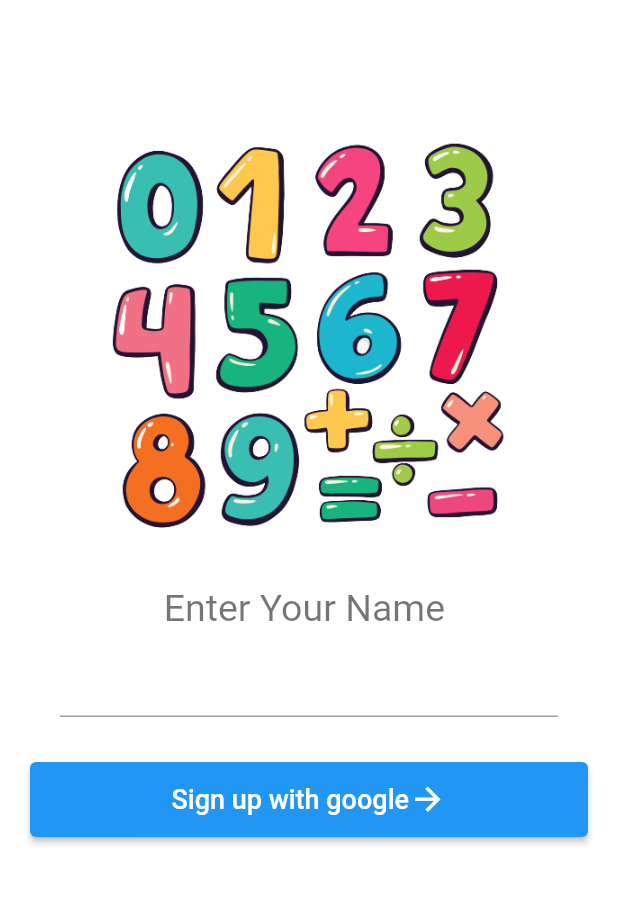
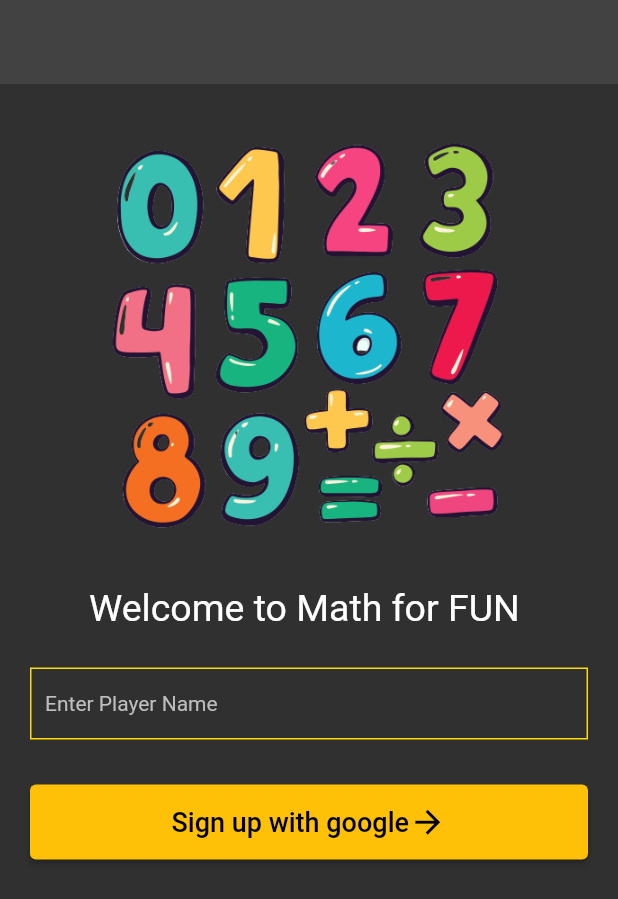
Before and after one commit to madurachandima/math_game, a Flutter app: the screen it shows after launch, on a phone screen of 412 x 824 dp. Shown: the top 899 px of the screen. Run offline on Flutter 3.47's test engine with Material 2 defaults, Android fonts, the phone set to English and light mode, and no system bars; our stand-ins replace flex_color_scheme, get, google_sign_in, shared_preferences; statements that could not run were skipped.

Commit message:
update the UI

```diff
--- /dev/null
+++ b/lib/config/color_config.dart
@@ -0,0 +1,19 @@
+import 'package:flutter/cupertino.dart';
+import 'package:flutter/material.dart';
+
+class ColorConfig {
+  static const Color appBackgroundBalck = Color(0xff101014);
+  // static const Color appDefaultBalck = Color(0xff151515);
+  static const Color appDefaultBalck = Color(0xff131722);
+  static const Color appDefaultYellow = Color(0xffFCDE06);
+  static const Color appInputBorder = Color(0xff2b3553);
+  static const Color appTextGrey = Color(0xff67727d);
+  static const Color appRed = Colors.pink;
+
+  static const Color buttonColorIndigo = Color(0xff17D7A0);
+  static const Color buttonColorlightPurple = Color(0xff998CEB);
+  static const Color buttonColorLightOrieng = Color(0xffFF5C58);
+  // static const Color buttonColorOrange = Color(0xff17D7A0);
+  // static const Color buttonColorIndigo = Color(0xff17D7A0);
+  // static const Color buttonColorIndigo = Color(0xff17D7A0);
+}
--- a/lib/controller/firstscreenController.dart
+++ b/lib/controller/firstscreenController.dart
@@ -7,6 +7,7 @@ import 'package:math_game/const/apiConst.dart';
 import 'package:math_game/const/const.dart';
 import 'package:math_game/model/CountryModel.dart';
 import 'package:math_game/model/LoginModel.dart';
+import 'package:math_game/screens/homeScreen/home.dart';
 import 'package:math_game/service/get_request.dart';
 import 'package:math_game/service/post_request.dart';
 import 'package:math_game/service/shared_preference.dart';
@@ -43,7 +44,7 @@ class FirstScreenController extends GetxController {
 
   login() async {
     isEnableSignUp.value = false;
-    var _username = userNameController.text;
+    var _username = userNameController.text.trim();
     if (_username != "") {
       var signinResponse = await _googleSignIn.signIn();
       print(signinResponse);
@@ -61,6 +62,8 @@ class FirstScreenController extends GetxController {
         savePlayerCoubtry(_loginModel.country);
 
         isEnableSignUp.value = true;
+        // Get.to(() => Home());
+        Get.off(() => Home());
       } else {
         Get.snackbar("Error", " Google sign up failed");
         isEnableSignUp.value = true;
--- a/lib/controller/homeController.dart
+++ b/lib/controller/homeController.dart
@@ -162,7 +162,7 @@ class HomeController extends GetxController implements Methods {
 
   @override
   startTimer() {
-    start.value = 60;
+    start.value = 10;
     const oneSec = const Duration(seconds: 1);
 
     timer = new Timer.periodic(
--- a/lib/main.dart
+++ b/lib/main.dart
@@ -1,5 +1,7 @@
+import 'package:flex_color_scheme/flex_color_scheme.dart';
 import 'package:flutter/material.dart';
 import 'package:get/get.dart';
+import 'package:math_game/config/color_config.dart';
 import 'package:math_game/controller/firstscreenController.dart';
 import 'package:math_game/screens/firstScreen/first_screen.dart';
 import 'package:math_game/screens/homeScreen/home.dart';
@@ -13,11 +15,64 @@ class MyApp extends StatelessWidget {
   Widget build(BuildContext context) {
     var firstScreenController = Get.put(FirstScreenController());
 
-    return GetMaterialApp(
-      color: Colors.white,
-      debugShowCheckedModeBanner: false,
-      home: Obx(
-          () => firstScreenController.isNewUser.value ? FirstScreen() : Home()),
+    return FutureBuilder(
+      future: Init.instance.initialize(),
+      builder: (context, AsyncSnapshot snapshot) {
+        // Show splash screen while waiting for app resources to load:
+        if (snapshot.connectionState == ConnectionState.waiting) {
+          return const MaterialApp(
+              debugShowCheckedModeBanner: false, home: Splash());
+        } else {
+          // Loading is done, return the app:
+          return GetMaterialApp(
+            theme: ThemeData(
+                primarySwatch: Colors.amber,
+                accentColor: Colors.red,
+                brightness: Brightness.dark,
+                primaryColor: Color(0xff303030),
+                buttonTheme: ButtonThemeData(
+                  buttonColor: Colors.amber,
+                  disabledColor: Colors.grey,
+                )),
+            debugShowCheckedModeBanner: false,
+            home: Obx(() =>
+                firstScreenController.isNewUser.value ? FirstScreen() : Home()),
+          );
+        }
+      },
     );
   }
 }
+
+class Splash extends StatelessWidget {
+  const Splash({Key? key}) : super(key: key);
+
+  @override
+  Widget build(BuildContext context) {
+    // bool lightMode =
+    //     MediaQuery.of(context).platformBrightness == Brightness.light;
+    return Scaffold(
+      backgroundColor: Color(0xff303030),
+      //     lightMode ? const Color(0xffe1f5fe) : const Color(0xff042a49),
+      body: Center(
+          child:
+              //  lightMode
+              //     ?
+              Image.asset('assets/images/image_1.png')
+          // : Image.asset('assets/images/image_1.png')
+          ),
+    );
+  }
+}
+
+class Init {
+  Init._();
+  static final instance = Init._();
+
+  Future initialize() async {
+    // This is where you can initialize the resources needed by your app while
+    // the splash screen is displayed.  Remove the following example because
+    // delaying the user experience is a bad design practice!
+    await Future.delayed(const Duration(seconds: 3));
+  }
+}
--- a/lib/screens/firstScreen/first_screen.dart
+++ b/lib/screens/firstScreen/first_screen.dart
@@ -1,5 +1,6 @@
 import 'package:flutter/material.dart';
 import 'package:get/get.dart';
+import 'package:math_game/config/color_config.dart';
 import 'package:math_game/const/assetsPath.dart';
 import 'package:math_game/controller/firstscreenController.dart';
 import 'package:math_game/screens/homeScreen/home.dart';
@@ -13,18 +14,19 @@ class FirstScreen extends StatelessWidget {
     return Scaffold(
       appBar: AppBar(
         elevation: 0,
-        foregroundColor: Colors.white,
-        backgroundColor: Colors.white,
+        // foregroundColor: Colors.white,
+        // backgroundColor: Colors.white,
       ),
       body: Container(
         height: MediaQuery.of(context).size.height,
         width: MediaQuery.of(context).size.width,
-        color: Colors.white,
+        // color: Colors.white,
         padding: EdgeInsets.symmetric(vertical: 20, horizontal: 20),
         child: SingleChildScrollView(
           child: Column(
             crossAxisAlignment: CrossAxisAlignment.center,
             mainAxisAlignment: MainAxisAlignment.center,
+            mainAxisSize: MainAxisSize.min,
             children: [
               Container(
                 height: 300,
@@ -35,16 +37,54 @@ class FirstScreen extends StatelessWidget {
               Padding(
                 padding: EdgeInsets.only(top: 15, bottom: 10),
                 child: Text(
-                  "Enter Your Name ",
-                  style: TextStyle(fontSize: 25, color: Colors.black54),
+                  "Welcome to Math for FUN ",
+                  style: TextStyle(
+                    fontSize: 25,
+                  ),
                 ),
               ),
               Padding(
-                padding: EdgeInsets.only(bottom: 30, left: 20, right: 20),
-                child: TextField(
-                  controller: _firstScreenController.userNameController,
-                ),
-              ),
+                  padding: EdgeInsets.only(
+                    top: 15,
+                    bottom: 30,
+                  ),
+                  child: TextFormField(
+                    controller: _firstScreenController.userNameController,
+                    autofocus: false,
+                    style: const TextStyle(
+                        fontSize: 14.0, color: Color(0xFFbdc6cf)),
+                    cursorColor: ColorConfig.appDefaultYellow,
+                    decoration: InputDecoration(
+                      hintText: "Enter Player Name",
+                      fillColor: Colors.transparent,
+                      filled: true,
+                      hintStyle: TextStyle(color: Colors.grey[400]),
+                      // errorStyle: const TextStyle(color: ColorConfig.appRed),
+                      contentPadding:
+                          const EdgeInsets.fromLTRB(10.0, 15.0, 10.0, 15.0),
+                      enabledBorder: OutlineInputBorder(
+                          borderRadius: BorderRadius.circular(0),
+                          borderSide: const BorderSide(
+                              color: ColorConfig.appDefaultYellow)),
+                      focusedBorder: OutlineInputBorder(
+                        borderRadius: BorderRadius.circular(0),
+                        borderSide: const BorderSide(
+                            color: ColorConfig.appDefaultYellow),
+                      ),
+                      errorBorder: OutlineInputBorder(
+                        borderRadius: BorderRadius.circular(0),
+                        borderSide: const BorderSide(color: ColorConfig.appRed),
+                      ),
+                      focusedErrorBorder: OutlineInputBorder(
+                        borderRadius: BorderRadius.circular(0),
+                        borderSide: const BorderSide(color: ColorConfig.appRed),
+                      ),
+                    ),
+                  )
+                  // TextField(
+                  //   controller: _firstScreenController.userNameController,
+                  // ),
+                  ),
               Container(
                 height: 50,
                 child: ElevatedButton(
@@ -78,6 +118,5 @@ class FirstScreen extends StatelessWidget {
   pressLoginButton() async {
     var _firstScreenController = Get.put(FirstScreenController());
     await _firstScreenController.login();
-    Get.to(() => Home());
   }
 }
--- a/pubspec.yaml
+++ b/pubspec.yaml
@@ -32,6 +32,8 @@ dependencies:
   shared_preferences: ^2.0.7
   google_sign_in: ^5.1.0
   http: ^0.13.3
+  flex_color_scheme: ^2.1.1
+  flutter_native_splash: ^1.2.3
 
 
 dev_dependencies:
```
Also changed, not shown: lib/screens/homeScreen/home.dart (+12 -7 lines), lib/screens/homeScreen/widgets/score_area.dart (+20 -32 lines), lib/screens/homeScreen/widgets/view_best_players.dialogbox.dart (+51 -36 lines), pubspec.lock.
